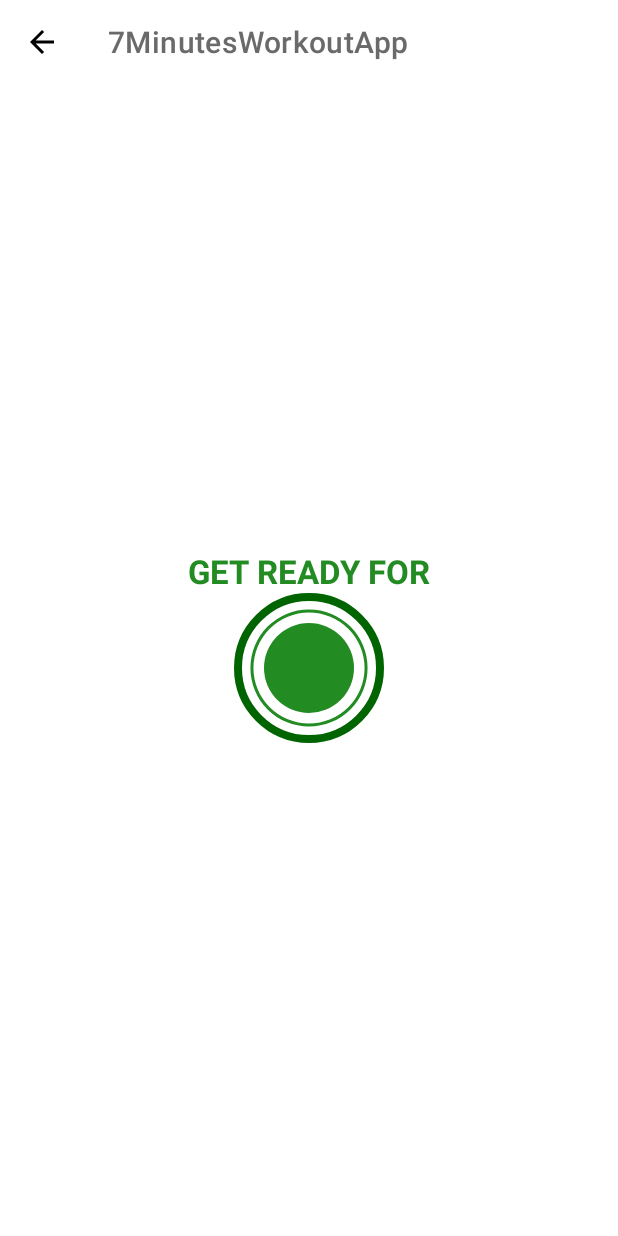
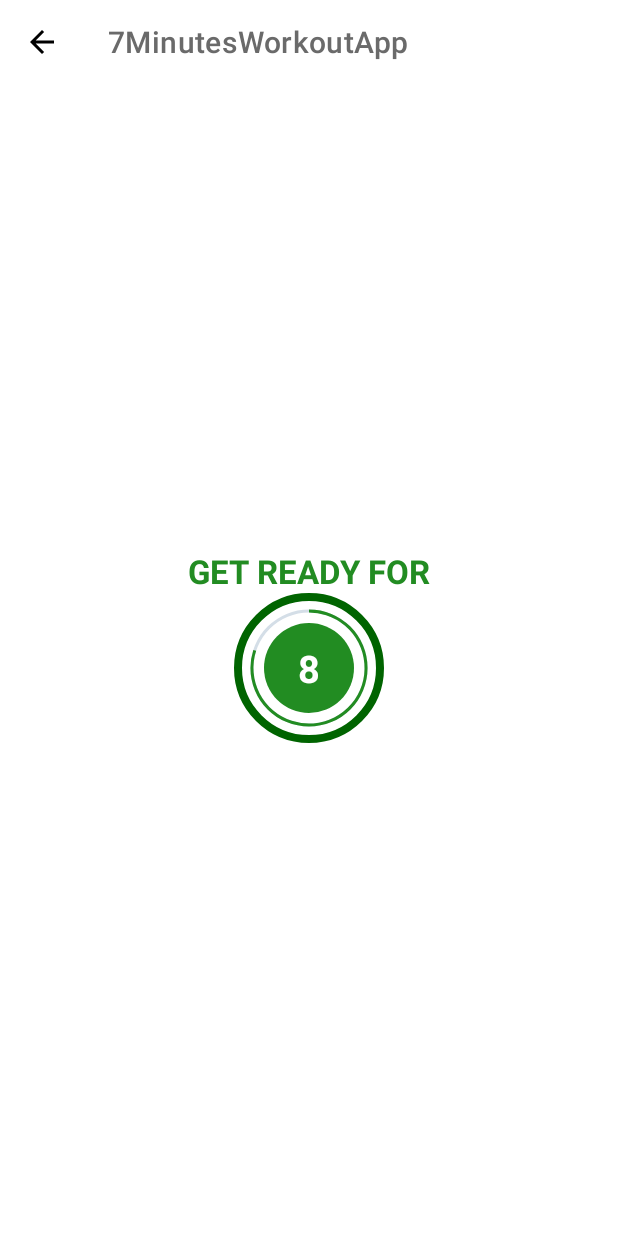
Before and after one commit to Sumayya07/7-Minute-Workout-App, an Android app: the ExerciseActivity screen opened directly, with no data from a screen before it, on a phone screen of 412 x 824 dp. Run offline under Robolectric (Android 15) with nearby library versions, the phone set to English and light mode, and no system bars.

Commit message:
Initial Commit

```diff
--- a/app/src/main/java/com/sumayya/a7minutesworkoutapp/ExerciseActivity.kt
+++ b/app/src/main/java/com/sumayya/a7minutesworkoutapp/ExerciseActivity.kt
@@ -2,10 +2,15 @@ package com.sumayya.a7minutesworkoutapp
 
 import androidx.appcompat.app.AppCompatActivity
 import android.os.Bundle
+import android.os.CountDownTimer
+import android.widget.Toast
 import com.sumayya.a7minutesworkoutapp.databinding.ActivityExerciseBinding
 
 class ExerciseActivity : AppCompatActivity() {
     private var binding: ActivityExerciseBinding? = null
+
+    private var restTimer: CountDownTimer? = null
+    private var restProgress = 0
 
     override fun onCreate(savedInstanceState: Bundle?) {
         binding = ActivityExerciseBinding.inflate(layoutInflater)
@@ -21,11 +26,41 @@ class ExerciseActivity : AppCompatActivity() {
         binding?.toolbarExercise?.setNavigationOnClickListener {
             onBackPressed()
         }
+
+        setUpRestView()
+    }
+
+    private fun setUpRestView(){
+        if (restTimer != null){
+            restTimer?.cancel()
+            restProgress = 0
+        }
+        setRestProgressBar()
+    }
+
+    private fun setRestProgressBar(){
+        binding?.progressBar?.progress = restProgress
+        restTimer = object: CountDownTimer(10000, 1000){
+            override fun onTick(p0: Long) {
+                restProgress++
+                binding?.progressBar?.progress = 10 - restProgress
+                binding?.tvTimer?.text = (10 - restProgress).toString()
+            }
+
+            override fun onFinish() {
+                Toast.makeText(this@ExerciseActivity, "Here we will start the exercise", Toast.LENGTH_SHORT).show()
+            }
+        }.start()
     }
 
     override fun onDestroy() {
         super.onDestroy()
 
+        if (restTimer != null){
+            restTimer?.cancel()
+            restProgress = 0
+        }
         binding = null
     }
+
 }
--- a/app/src/main/res/drawable/circular_progress_gray.xml
+++ b/app/src/main/res/drawable/circular_progress_gray.xml
@@ -5,7 +5,7 @@
             android:innerRadiusRatio="2.7"
             android:shape="ring"
             android:thicknessRatio="50.0"
-            android:useLevel="true"
+            android:useLevel="false"
             >
 
             <solid android:color="#D4DEE7" />
--- a/app/src/main/res/layout/activity_exercise.xml
+++ b/app/src/main/res/layout/activity_exercise.xml
@@ -28,7 +28,7 @@
             app:layout_constraintBottom_toTopOf="@+id/flProgressBar"
             />
 
-        <FrameLayout
+    <FrameLayout
             android:id="@+id/flProgressBar"
             android:layout_width="100dp"
             android:layout_height="100dp"
@@ -77,4 +77,54 @@
 
         </FrameLayout>
 
+    <FrameLayout
+        android:id="@+id/flExerciseView"
+        android:layout_width="100dp"
+        android:layout_height="100dp"
+        android:layout_marginTop="10dp"
+        android:visibility="gone"
+        tools:visibility="visible"
+        android:background="@drawable/item_circular_color_accent_border"
+        app:layout_constraintBottom_toBottomOf="parent"
+        app:layout_constraintEnd_toEndOf="parent"
+        app:layout_constraintStart_toStartOf="parent"
+        app:layout_constraintTop_toBottomOf="@+id/toolbarExercise">
+
+        <ProgressBar
+            android:id="@+id/progressBarExercise"
+            style="?android:attr/progressBarStyleHorizontal"
+            android:layout_width="100dp"
+            android:layout_height="100dp"
+            android:layout_gravity="center"
+            android:max="30"
+            android:progress="300"
+            android:rotation="-90"
+            android:indeterminate="false"
+            android:background="@drawable/circular_progress_gray"
+            android:progressDrawable="@drawable/circular_progress_bar"
+            />
+
+        <LinearLayout
+            android:layout_width="60dp"
+            android:layout_height="60dp"
+            android:layout_gravity="center"
+            android:gravity="center"
+            android:background="@drawable/item_circular_color_accent_background">
+
+            <TextView
+                android:id="@+id/tvTimerExercise"
+                android:layout_width="wrap_content"
+                android:layout_height="wrap_content"
+                android:textColor="#FFFFFF"
+                android:textSize="25sp"
+                android:textStyle="bold"
+                tools:text="30" />
+
+        </LinearLayout>
+
+
+
+
+    </FrameLayout>
+
 </androidx.constraintlayout.widget.ConstraintLayout>
```
